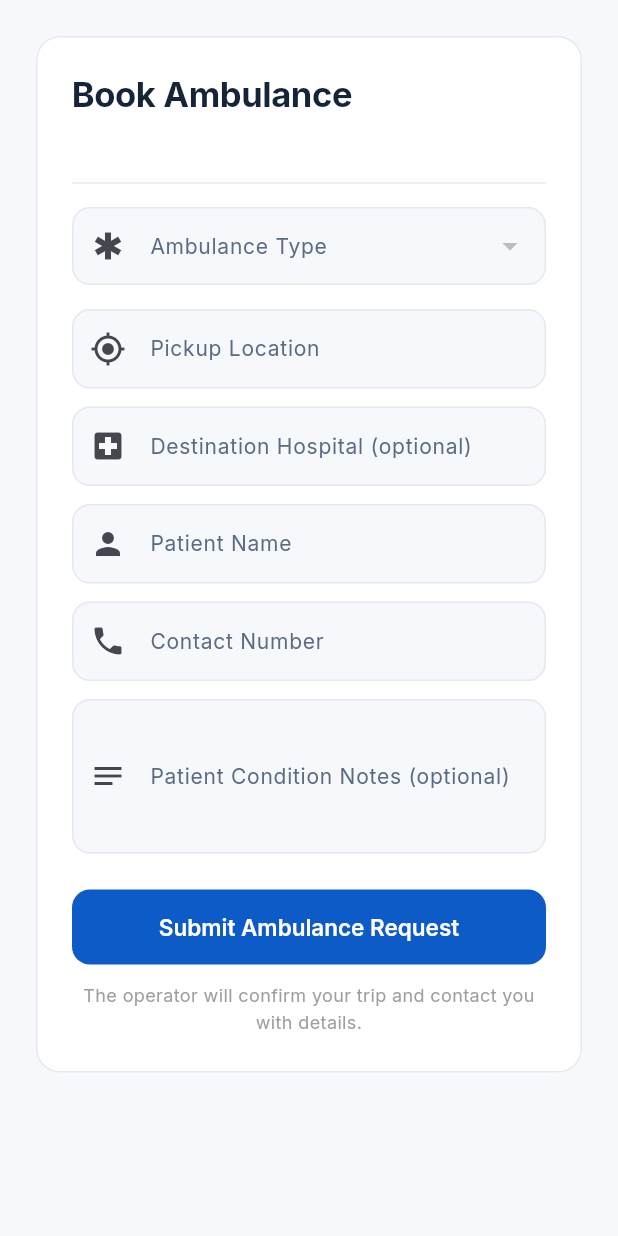
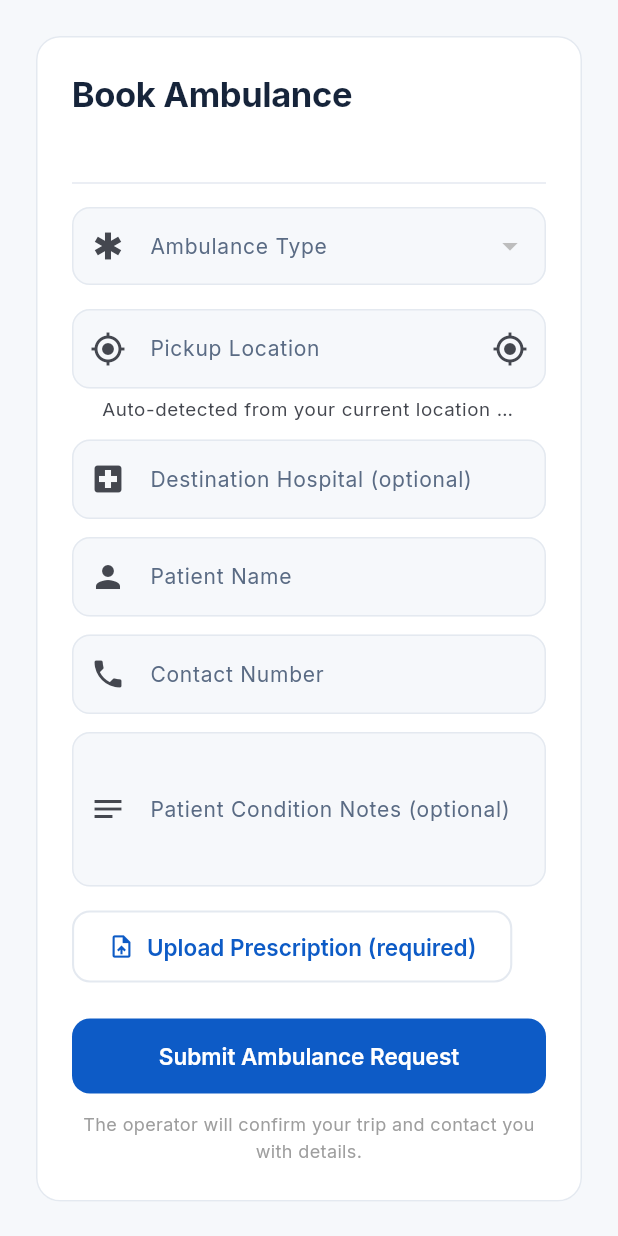
Before and after one commit to Aurorabtw/emergency-health-services, a Flutter app: the AmbulanceBookingScreen widget shown alone on an empty page, opened directly with empty values, on a phone screen of 412 x 824 dp. Run offline on Flutter 3.47's test engine with Material 3 defaults, Android fonts, the phone set to English and light mode, and no system bars; our stand-ins replace cloud_firestore, firebase_auth, firebase_core, flutter_map, geolocator, go_router and 4 more; accounts and stored records are empty; statements that could not run were skipped.

Commit message:
Require prescription on all bookings; auto-detect ambulance pickup
Add a shared PrescriptionUploadField (a FormField, so it plugs into
existing form validation) and wire it into the bed, ambulance, and blood
booking flows. Bed booking's upload was optional and is now required;
ambulance and blood gain the field. Each uploads to Cloudinary and stores
prescriptionImageUrl on the booking.

Ambulance pickup now auto-detects the device's current location on load
(after the form renders, so a slow/denied GPS prompt never blocks it),
with a GPS button to re-detect and an editable field as fallback.

Co-Authored-By: Claude Opus 4.8 <noreply@anthropic.com>

```diff
--- a/lib/features/ambulance/screens/ambulance_booking_screen.dart
+++ b/lib/features/ambulance/screens/ambulance_booking_screen.dart
@@ -1,3 +1,5 @@
+import 'dart:typed_data';
+
 import 'package:flutter/material.dart';
 import 'package:go_router/go_router.dart';
 import 'package:provider/provider.dart';
@@ -8,7 +10,9 @@ import '../../../providers/auth_provider.dart';
 import '../../../providers/booking_provider.dart';
 import '../../../providers/location_provider.dart';
 import '../../../providers/organization_provider.dart';
+import '../../../services/storage_service.dart';
 import '../../../shared/utils/validators.dart';
+import '../../../shared/widgets/prescription_upload_field.dart';
 import '../../../shared/widgets/price_widget.dart';
 import '../../../shared/widgets/profile_completion_dialog.dart';
 import '../providers/ambulance_provider.dart';
@@ -32,8 +36,11 @@ class _AmbulanceBookingScreenState extends State<AmbulanceBookingScreen> {
   String? _selectedType;
   String? _selectedDestination;
   List<OrganizationModel> _hospitals = [];
+  Uint8List? _prescriptionImage;
+  String? _prescriptionFileName;
   bool _isLoading = false;
   bool _isSubmitting = false;
+  bool _locatingPickup = false;
 
   @override
   void initState() {
@@ -48,17 +55,31 @@ class _AmbulanceBookingScreenState extends State<AmbulanceBookingScreen> {
     _nameController.text = auth.user?.name ?? '';
     _phoneController.text = auth.user?.phone ?? '';
 
-    final locationProvider = context.read<LocationProvider>();
-    if (locationProvider.hasLocation) {
-      _pickupController.text = 'Current Location (${locationProvider.latitude!.toStringAsFixed(4)}, ${locationProvider.longitude!.toStringAsFixed(4)})';
-    }
-
     final orgProvider = context.read<OrganizationProvider>();
     final org = await orgProvider.getOrganization(widget.organizationId);
     await context.read<AmbulanceProvider>().fetchAmbulancesForOrg(widget.organizationId);
     final hospitals = await orgProvider.getVerifiedByType('hospital');
 
     if (mounted) setState(() { _operator = org; _hospitals = hospitals; _isLoading = false; });
+
+    // Auto-detect the pickup location so the user doesn't have to type it.
+    // Runs after the form renders so a slow/denied GPS prompt never blocks it.
+    await _detectPickupLocation();
+  }
+
+  /// Populates the pickup field from the device's current location.
+  Future<void> _detectPickupLocation() async {
+    final locationProvider = context.read<LocationProvider>();
+    setState(() => _locatingPickup = true);
+    if (!locationProvider.hasLocation) {
+      await locationProvider.getCurrentLocation();
+    }
+    if (!mounted) return;
+    if (locationProvider.hasLocation) {
+      _pickupController.text =
+          'Current Location (${locationProvider.latitude!.toStringAsFixed(4)}, ${locationProvider.longitude!.toStringAsFixed(4)})';
+    }
+    setState(() => _locatingPickup = false);
   }
 
   double? _estimateFare() {
@@ -83,6 +104,14 @@ class _AmbulanceBookingScreenState extends State<AmbulanceBookingScreen> {
     try {
       final locationProvider = context.read<LocationProvider>();
 
+      // Prescription is required, so the form validator guarantees it's set.
+      final storage = StorageService();
+      final imageUrl = await storage.uploadFile(
+        path: 'prescriptions/${auth.user!.uid}/${DateTime.now().millisecondsSinceEpoch}_$_prescriptionFileName',
+        data: _prescriptionImage!,
+        contentType: 'image/jpeg',
+      );
+
       final booking = BookingRequestModel(
         id: '',
         type: 'ambulance',
@@ -98,6 +127,7 @@ class _AmbulanceBookingScreenState extends State<AmbulanceBookingScreen> {
         pickupAddress: _pickupController.text.trim(),
         destinationAddress: _selectedDestination,
         patientConditionNotes: _notesController.text.trim().isEmpty ? null : _notesController.text.trim(),
+        prescriptionImageUrl: imageUrl,
         estimatedPrice: _estimateFare(),
       );
 
@@ -179,7 +209,21 @@ class _AmbulanceBookingScreenState extends State<AmbulanceBookingScreen> {
                     const SizedBox(height: 16),
                     TextFormField(
                       controller: _pickupController,
-                      decoration: const InputDecoration(labelText: 'Pickup Location', prefixIcon: Icon(Icons.my_location)),
+                      decoration: InputDecoration(
+                        labelText: 'Pickup Location',
+                        prefixIcon: const Icon(Icons.my_location),
+                        helperText: 'Auto-detected from your current location — edit if needed',
+                        suffixIcon: _locatingPickup
+                            ? const Padding(
+                                padding: EdgeInsets.all(12),
+                                child: SizedBox(width: 18, height: 18, child: CircularProgressIndicator(strokeWidth: 2)),
+                              )
+                            : IconButton(
+                                icon: const Icon(Icons.gps_fixed),
+                                tooltip: 'Use current location',
+                                onPressed: _detectPickupLocation,
+                              ),
+                      ),
                       validator: (v) => Validators.validateRequired(v, 'Pickup location'),
                     ),
                     const SizedBox(height: 12),
@@ -253,6 +297,13 @@ class _AmbulanceBookingScreenState extends State<AmbulanceBookingScreen> {
                       decoration: const InputDecoration(labelText: 'Patient Condition Notes (optional)', prefixIcon: Icon(Icons.notes)),
                       maxLines: 3,
                     ),
+                    const SizedBox(height: 16),
+                    PrescriptionUploadField(
+                      onChanged: (bytes, name) => setState(() {
+                        _prescriptionImage = bytes;
+                        _prescriptionFileName = name;
+                      }),
+                    ),
                     const SizedBox(height: 24),
                     SizedBox(
                       width: double.infinity,
--- /dev/null
+++ b/lib/shared/widgets/prescription_upload_field.dart
@@ -0,0 +1,71 @@
+import 'dart:typed_data';
+
+import 'package:flutter/material.dart';
+import 'package:image_picker/image_picker.dart';
+
+/// A required prescription image picker that integrates with [Form] validation.
+///
+/// Because it extends [FormField], calling `formKey.currentState!.validate()`
+/// will flag a missing prescription just like any other required field.
+/// The picked bytes and file name are reported back via [onChanged] so the
+/// parent can upload them on submit.
+class PrescriptionUploadField extends FormField<Uint8List> {
+  PrescriptionUploadField({
+    super.key,
+    required this.onChanged,
+  }) : super(
+          validator: (value) =>
+              value == null ? 'Prescription is required' : null,
+          builder: (state) {
+            final field = state as _PrescriptionUploadFieldState;
+            final theme = Theme.of(state.context);
+            final hasFile = state.value != null;
+            return Column(
+              crossAxisAlignment: CrossAxisAlignment.start,
+              children: [
+                OutlinedButton.icon(
+                  onPressed: field._pick,
+                  icon: Icon(
+                    hasFile ? Icons.check_circle : Icons.upload_file,
+                    color: hasFile ? Colors.green : null,
+                  ),
+                  label: Text(
+                    field._fileName ?? 'Upload Prescription (required)',
+                    overflow: TextOverflow.ellipsis,
+                  ),
+                ),
+                if (state.hasError)
+                  Padding(
+                    padding: const EdgeInsets.only(top: 6, left: 12),
+                    child: Text(
+                      state.errorText!,
+                      style: TextStyle(color: theme.colorScheme.error, fontSize: 12),
+                    ),
+                  ),
+              ],
+            );
+          },
+        );
+
+  /// Called whenever a new image is picked, with the raw bytes and file name.
+  final void Function(Uint8List bytes, String fileName) onChanged;
+
+  @override
+  FormFieldState<Uint8List> createState() => _PrescriptionUploadFieldState();
+}
+
+class _PrescriptionUploadFieldState extends FormFieldState<Uint8List> {
+  String? _fileName;
+
+  PrescriptionUploadField get _field => widget as PrescriptionUploadField;
+
+  Future<void> _pick() async {
+    final picker = ImagePicker();
+    final file = await picker.pickImage(source: ImageSource.gallery, maxWidth: 1200);
+    if (file == null) return;
+    final bytes = await file.readAsBytes();
+    setState(() => _fileName = file.name);
+    didChange(bytes);
+    _field.onChanged(bytes, file.name);
+  }
+}
```
Also changed, not shown: lib/features/beds/screens/bed_booking_screen.dart (+13 -26 lines), lib/features/blood_bank/screens/blood_request_screen.dart (+22 -0 lines).
